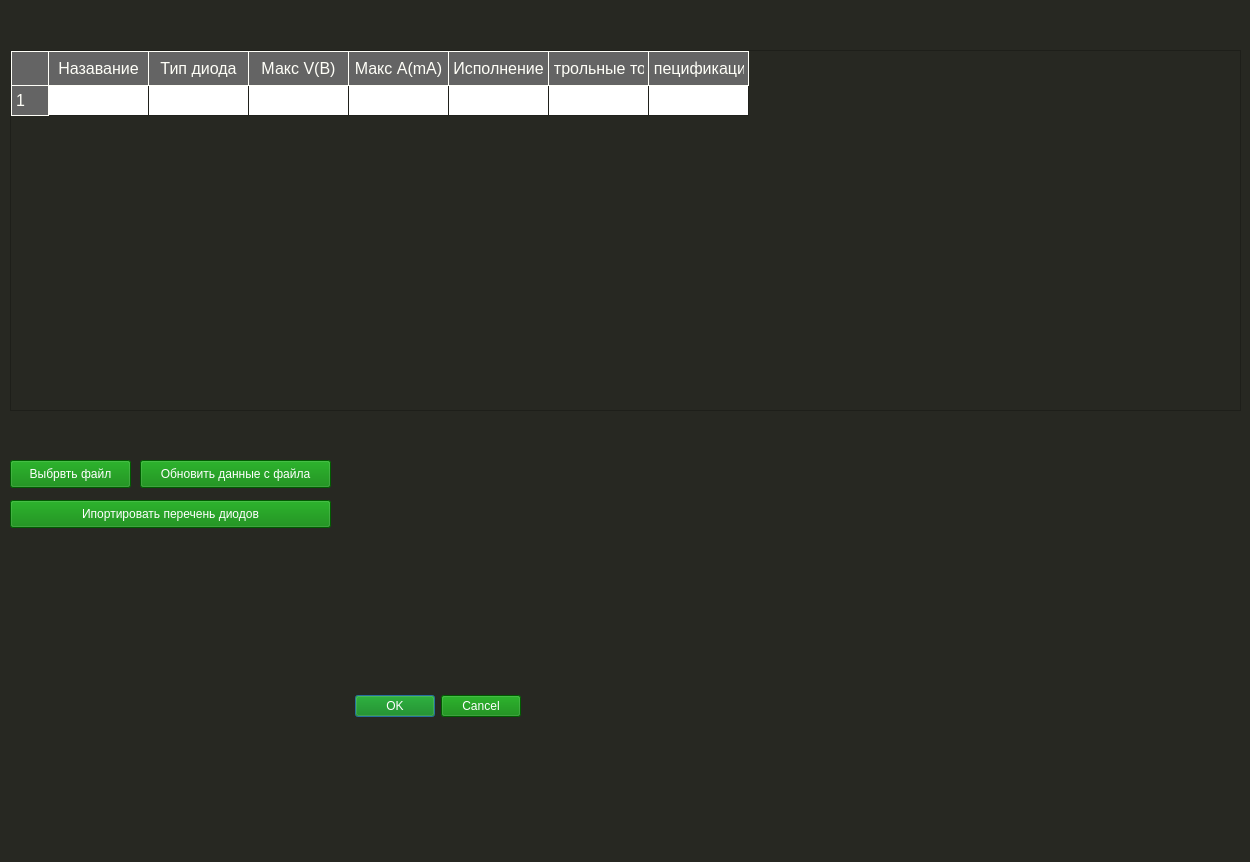
Old version of the form configurator_mc34063/res/dialog_load.ui in the repository kpyit/python.
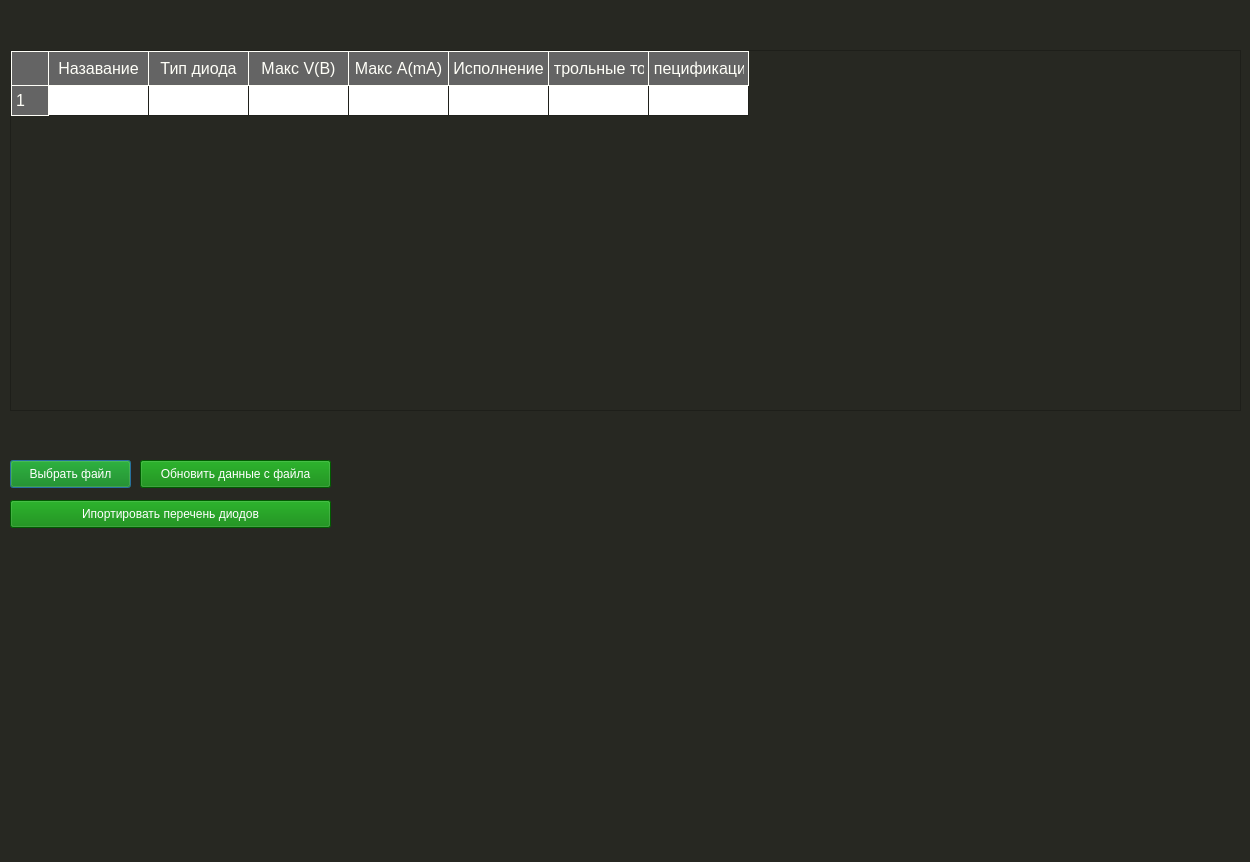
New version of the form.

Commit message: new file:   .gitignore 	modified:   .qt_for_python/uic/dialog_load.py 	new file:   configurator_mc34063/diodes_import/import_diodes2.txt 	modified:   configurator_mc34063/main.py 	modified:   configurator_mc34063/math_mc34063/mc34063.py 	modified:   configurator_mc34063/res/dialog_load.ui 	modified:   configurator_mc34063/service/__pycache__/service_load.cpython-310.pyc 	modified:   configurator_mc34063/service/service_load.py 	new file:   pipPy/home_work9.ipynb 	new file:   pipPy/local_env.PNG 	new file:   pipPy/main.py

Diff of the .ui file:
```diff
--- a/configurator_mc34063/res/dialog_load.ui
+++ b/configurator_mc34063/res/dialog_load.ui
@@ -151,23 +151,7 @@
 QTextEdit { background-color: #f2f2f2; }
 QLabel {  color: White; }</string>
   </property>
-  <widget class="QDialogButtonBox" name="buttonBox">
-   <property name="geometry">
-    <rect>
-     <x>20</x>
-     <y>690</y>
-     <width>501</width>
-     <height>32</height>
-    </rect>
-   </property>
-   <property name="orientation">
-    <enum>Qt::Horizontal</enum>
-   </property>
-   <property name="standardButtons">
-    <set>QDialogButtonBox::Cancel|QDialogButtonBox::Ok</set>
-   </property>
-  </widget>
-  <widget class="QPushButton" name="pushButton">
+  <widget class="QPushButton" name="select_load_file">
    <property name="geometry">
     <rect>
      <x>10</x>
@@ -177,7 +161,7 @@
     </rect>
    </property>
    <property name="text">
-    <string>Выбрвть файл</string>
+    <string>Выбрать файл</string>
    </property>
   </widget>
   <widget class="QPushButton" name="pushButton_2">
```
Left out of the diff: 37 changed lines with no effect on the pictures. The commit also changes 10 other files.
